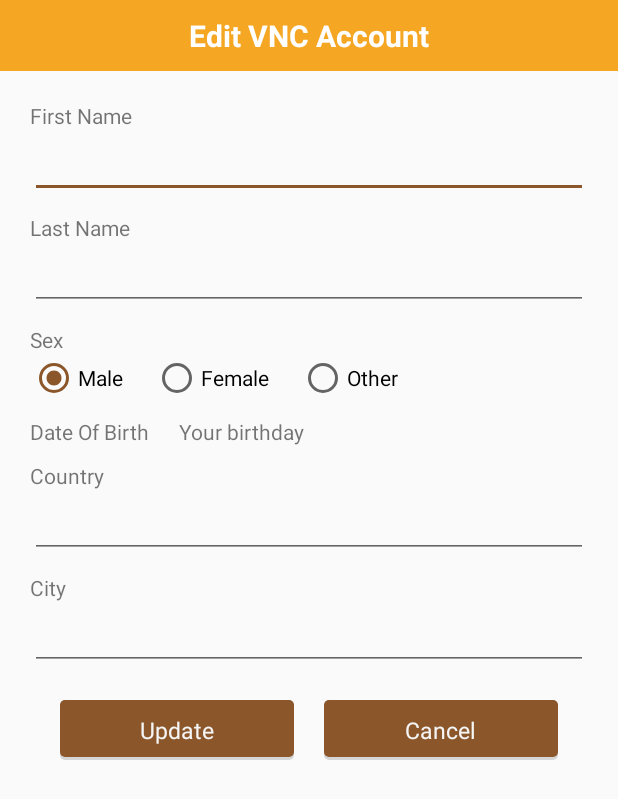
After one commit to tailt94/Android-OTT, an Android app: the layout fragment_edit_account.xml on its own in the app's theme, with its tools: preview values and no code run, on a phone screen of 412 x 824 dp. The commit adds this screen. Shown: the top 799 px of the screen. Run offline under Robolectric (Android 15) with nearby library versions, the phone set to English and light mode, and no system bars.

Commit message:
Add Edit account dialog design

```diff
--- /dev/null
+++ b/app/src/main/java/com/terralogic/alexle/ott/controller/EditAccountDialogFragment.java
@@ -0,0 +1,31 @@
+package com.terralogic.alexle.ott.controller;
+
+
+import android.app.Dialog;
+import android.content.DialogInterface;
+import android.os.Bundle;
+import android.support.annotation.NonNull;
+import android.support.annotation.Nullable;
+import android.support.v4.app.DialogFragment;
+import android.support.v4.app.Fragment;
+import android.support.v7.app.AlertDialog;
+import android.view.LayoutInflater;
+import android.view.View;
+import android.view.ViewGroup;
+
+import com.terralogic.alexle.ott.R;
+
+/**
+ * A simple {@link Fragment} subclass.
+ */
+public class EditAccountDialogFragment extends DialogFragment {
+
+    @NonNull
+    @Override
+    public Dialog onCreateDialog(Bundle savedInstanceState) {
+        AlertDialog.Builder builder = new AlertDialog.Builder(getActivity());
+
+        builder.setView(R.layout.fragment_edit_account);
+        return builder.create();
+    }
+}
--- a/app/src/main/java/com/terralogic/alexle/ott/controller/SettingsFragment.java
+++ b/app/src/main/java/com/terralogic/alexle/ott/controller/SettingsFragment.java
@@ -3,10 +3,12 @@ package com.terralogic.alexle.ott.controller;
 import android.content.Context;
 import android.net.Uri;
 import android.os.Bundle;
+import android.support.annotation.Nullable;
 import android.support.v4.app.Fragment;
 import android.view.LayoutInflater;
 import android.view.View;
 import android.view.ViewGroup;
+import android.widget.ImageView;
 import android.widget.TextView;
 
 import com.terralogic.alexle.ott.R;
@@ -19,6 +21,7 @@ public class SettingsFragment extends Fragment {
     private TextView tvFullname;
     private TextView tvGender;
     private TextView tvBirthday;
+    private ImageView btnEditAccount;
 
     private User user;
 
@@ -53,13 +56,11 @@ public class SettingsFragment extends Fragment {
     }
 
     @Override
-    public void onStart() {
-        super.onStart();
-        View view = getView();
-        if (view != null) {
-            bindViews(view);
-            showUserInfo();
-        }
+    public void onViewCreated(View view, @Nullable Bundle savedInstanceState) {
+        super.onViewCreated(view, savedInstanceState);
+        bindViews(view);
+        showUserInfo();
+        setupListeners();
     }
 
     @Override
@@ -72,6 +73,7 @@ public class SettingsFragment extends Fragment {
         tvFullname = (TextView) view.findViewById(R.id.text_full_name);
         tvGender = (TextView) view.findViewById(R.id.text_gender);
         tvBirthday = (TextView) view.findViewById(R.id.text_birthday);
+        btnEditAccount = (ImageView) view.findViewById(R.id.btn_edit);
     }
 
     private void showUserInfo() {
@@ -81,4 +83,18 @@ public class SettingsFragment extends Fragment {
         tvBirthday.setText(user.getBirthday());
     }
 
+    private void setupListeners() {
+        btnEditAccount.setOnClickListener(new View.OnClickListener() {
+            @Override
+            public void onClick(View view) {
+                showEditAccountDialog();
+            }
+        });
+    }
+
+    private void showEditAccountDialog() {
+        EditAccountDialogFragment dialog = new EditAccountDialogFragment();
+        dialog.show(getFragmentManager(), "EditAccountDialogFragment");
+    }
+
 }
--- /dev/null
+++ b/app/src/main/res/layout/fragment_edit_account.xml
@@ -0,0 +1,188 @@
+<RelativeLayout xmlns:android="http://schemas.android.com/apk/res/android"
+    xmlns:tools="http://schemas.android.com/tools"
+    android:layout_width="match_parent"
+    android:layout_height="wrap_content"
+    tools:context="com.terralogic.alexle.ott.controller.EditAccountDialogFragment">
+    <RelativeLayout
+        android:id="@+id/title"
+        android:layout_width="match_parent"
+        android:layout_height="wrap_content"
+        android:layout_alignParentTop="true"
+        android:layout_alignParentStart="true"
+        android:paddingTop="10dp"
+        android:paddingBottom="10dp"
+        android:background="@color/colorPrimary">
+        <TextView
+            android:layout_width="wrap_content"
+            android:layout_height="wrap_content"
+            android:layout_centerInParent="true"
+            android:text="@string/edit_dialog_title"
+            android:textColor="@android:color/white"
+            android:textSize="20sp"
+            android:textStyle="bold"/>
+    </RelativeLayout>
+
+    <ScrollView
+        android:id="@+id/body"
+        android:layout_width="match_parent"
+        android:layout_height="wrap_content"
+        android:layout_below="@+id/title"
+        android:layout_alignParentStart="true">
+        <RelativeLayout
+            android:layout_width="match_parent"
+            android:layout_height="wrap_content"
+            android:padding="20dp">
+            <TextView
+                android:id="@+id/first_name"
+                android:layout_width="wrap_content"
+                android:layout_height="wrap_content"
+                android:layout_alignParentTop="true"
+                android:layout_alignParentStart="true"
+                android:text="@string/edit_dialog_first_name"/>
+            <EditText
+                android:id="@+id/input_first_name"
+                android:layout_width="match_parent"
+                android:layout_height="wrap_content"
+                android:layout_below="@+id/first_name"
+                android:layout_alignParentStart="true"
+                android:inputType="text"/>
+            <TextView
+                android:id="@+id/last_name"
+                android:layout_width="wrap_content"
+                android:layout_height="wrap_content"
+                android:layout_below="@+id/input_first_name"
+                android:layout_alignParentStart="true"
+                android:layout_marginTop="@dimen/edit_dialog_vertical_dimen"
+                android:text="@string/edit_dialog_last_name"/>
+            <EditText
+                android:id="@+id/input_last_name"
+                android:layout_width="match_parent"
+                android:layout_height="wrap_content"
+                android:layout_below="@+id/last_name"
+                android:layout_alignParentStart="true"
+                android:inputType="text"/>
+            <TextView
+                android:id="@+id/sex"
+                android:layout_width="wrap_content"
+                android:layout_height="wrap_content"
+                android:layout_below="@+id/input_last_name"
+                android:layout_alignParentStart="true"
+                android:layout_marginTop="@dimen/edit_dialog_vertical_dimen"
+                android:text="@string/edit_dialog_sex"/>
+            <RadioGroup
+                android:id="@+id/group_sex"
+                android:layout_width="wrap_content"
+                android:layout_height="wrap_content"
+                android:layout_below="@+id/sex"
+                android:layout_alignParentStart="true"
+                android:orientation="horizontal">
+                <RadioButton
+                    android:id="@+id/sex_male"
+                    android:layout_width="wrap_content"
+                    android:layout_height="wrap_content"
+                    android:text="@string/edit_dialog_male"
+                    android:checked="true"/>
+                <RadioButton
+                    android:id="@+id/sex_female"
+                    android:layout_width="wrap_content"
+                    android:layout_height="wrap_content"
+                    android:layout_marginStart="20dp"
+                    android:text="@string/edit_dialog_female"/>
+                <RadioButton
+                    android:id="@+id/sex_other"
+                    android:layout_width="wrap_content"
+                    android:layout_height="wrap_content"
+                    android:layout_marginStart="20dp"
+                    android:text="@string/edit_dialog_other"/>
+            </RadioGroup>
+            <TextView
+                android:id="@+id/birthday"
+                android:layout_width="wrap_content"
+                android:layout_height="wrap_content"
+                android:layout_below="@+id/group_sex"
+                android:layout_alignParentStart="true"
+                android:layout_marginTop="@dimen/edit_dialog_vertical_dimen"
+                android:text="@string/edit_dialog_birthday"/>
+            <TextView
+                android:id="@+id/input_birthday"
+                android:layout_width="wrap_content"
+                android:layout_height="wrap_content"
+                android:layout_toEndOf="@+id/birthday"
+                android:layout_alignBottom="@+id/birthday"
+                android:layout_marginStart="20dp"
+                android:text="@string/edit_dialog_input_birthday"/>
+            <TextView
+                android:id="@+id/country"
+                android:layout_width="wrap_content"
+                android:layout_height="wrap_content"
+                android:layout_below="@+id/birthday"
+                android:layout_alignParentStart="true"
+                android:layout_marginTop="@dimen/edit_dialog_vertical_dimen"
+                android:text="@string/edit_dialog_country"/>
+            <EditText
+                android:id="@+id/input_country"
+                android:layout_width="match_parent"
+                android:layout_height="wrap_content"
+                android:layout_below="@+id/country"
+                android:layout_alignParentStart="true"
+                android:inputType="text"/>
+            <TextView
+                android:id="@+id/city"
+                android:layout_width="wrap_content"
+                android:layout_height="wrap_content"
+                android:layout_below="@+id/input_country"
+                android:layout_alignParentStart="true"
+                android:layout_marginTop="@dimen/edit_dialog_vertical_dimen"
+                android:text="@string/edit_dialog_city"/>
+            <EditText
+                android:id="@+id/input_city"
+                android:layout_width="match_parent"
+                android:layout_height="wrap_content"
+                android:layout_below="@+id/city"
+                android:layout_alignParentStart="true"
+                android:inputType="text"/>
+            <LinearLayout
+                android:layout_width="match_parent"
+                android:layout_height="40dp"
+                android:layout_below="@id/input_city"
+                android:layout_alignParentStart="true"
+                android:layout_marginTop="20dp"
+                android:paddingStart="20dp"
+                android:paddingEnd="20dp"
+                android:orientation="horizontal">
+                <LinearLayout
+                    android:id="@+id/btn_update"
+                    android:layout_width="0dp"
+                    android:layout_height="match_parent"
+                    android:layout_weight="1"
+                    android:layout_marginEnd="10dp"
+                    android:background="@drawable/rounded_corner"
+                    android:gravity="center">
+                    <TextView
+                        android:layout_width="wrap_content"
+                        android:layout_height="wrap_content"
+                        android:text="@string/edit_dialog_update"
+                        android:textColor="@color/login_button_text_color"
+                        android:textSize="15sp"/>
+                </LinearLayout>
+                <LinearLayout
+                    android:id="@+id/btn_cancel"
+                    android:layout_width="0dp"
+                    android:layout_height="match_parent"
+                    android:layout_weight="1"
+                    android:layout_marginStart="10dp"
+                    android:background="@drawable/rounded_corner"
+                    android:gravity="center">
+                    <TextView
+                        android:layout_width="wrap_content"
+                        android:layout_height="wrap_content"
+                        android:text="@string/edit_dialog_cancel"
+                        android:textColor="@color/login_button_text_color"
+                        android:textSize="15sp"/>
+                </LinearLayout>
+            </LinearLayout>
+        </RelativeLayout>
+    </ScrollView>
+
+
+</RelativeLayout>
--- a/app/src/main/res/layout/fragment_settings.xml
+++ b/app/src/main/res/layout/fragment_settings.xml
@@ -83,5 +83,13 @@
             android:layout_alignStart="@+id/vnc_account"
             android:text="@string/home_change_password"
             style="@style/HomeTextStyle"/>
+        <ImageView
+            android:id="@+id/btn_edit"
+            android:layout_width="wrap_content"
+            android:layout_height="wrap_content"
+            android:layout_below="@+id/text_birthday"
+            android:layout_alignParentEnd="true"
+            android:layout_marginTop="5dp"
+            android:src="@drawable/btn_edit_bg"/>
     </RelativeLayout>
 </ScrollView>
--- a/app/src/main/res/values/dimens.xml
+++ b/app/src/main/res/values/dimens.xml
@@ -1,5 +1,6 @@
 <?xml version="1.0" encoding="utf-8"?>
 <resources>
     <dimen name="register_vertical_dimen">10dp</dimen>
-    <dimen name="home_vertical_dimen">10dp</dimen>
+    <dimen name="home_vertical_dimen">12dp</dimen>
+    <dimen name="edit_dialog_vertical_dimen">10dp</dimen>
 </resources>
--- a/app/src/main/res/values/strings.xml
+++ b/app/src/main/res/values/strings.xml
@@ -44,4 +44,18 @@
     <string name="home_sip_password">Sip Password</string>
     <string name="home_sip_domain">Sip Domain</string>
     <string name="home_sip_status">Sip Status</string>
+
+    <string name="edit_dialog_title">Edit VNC Account</string>
+    <string name="edit_dialog_first_name">First Name</string>
+    <string name="edit_dialog_last_name">Last Name</string>
+    <string name="edit_dialog_sex">Sex</string>
+    <string name="edit_dialog_male">Male</string>
+    <string name="edit_dialog_female">Female</string>
+    <string name="edit_dialog_other">Other</string>
+    <string name="edit_dialog_birthday">Date Of Birth</string>
+    <string name="edit_dialog_input_birthday">Your birthday</string>
+    <string name="edit_dialog_country">Country</string>
+    <string name="edit_dialog_city">City</string>
+    <string name="edit_dialog_update">Update</string>
+    <string name="edit_dialog_cancel">Cancel</string>
 </resources>
```
Also changed, not shown: app/src/main/res/drawable/btn_edit_bg.png (added).
